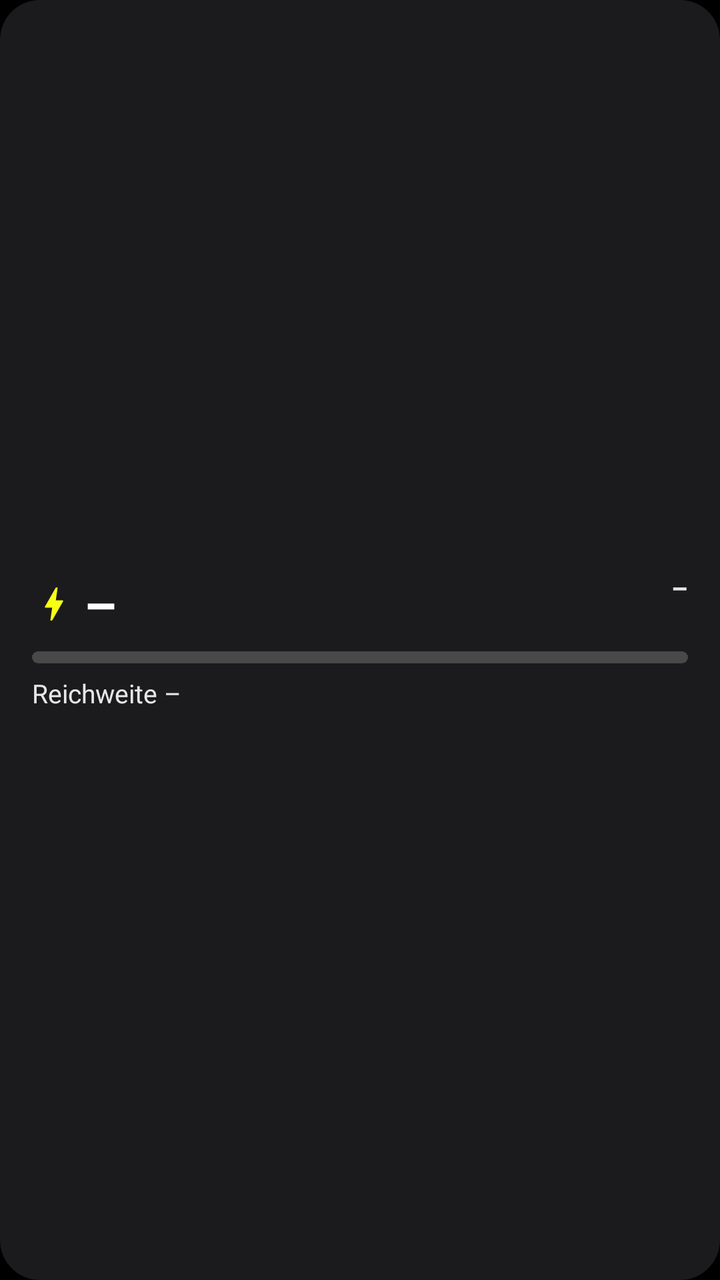
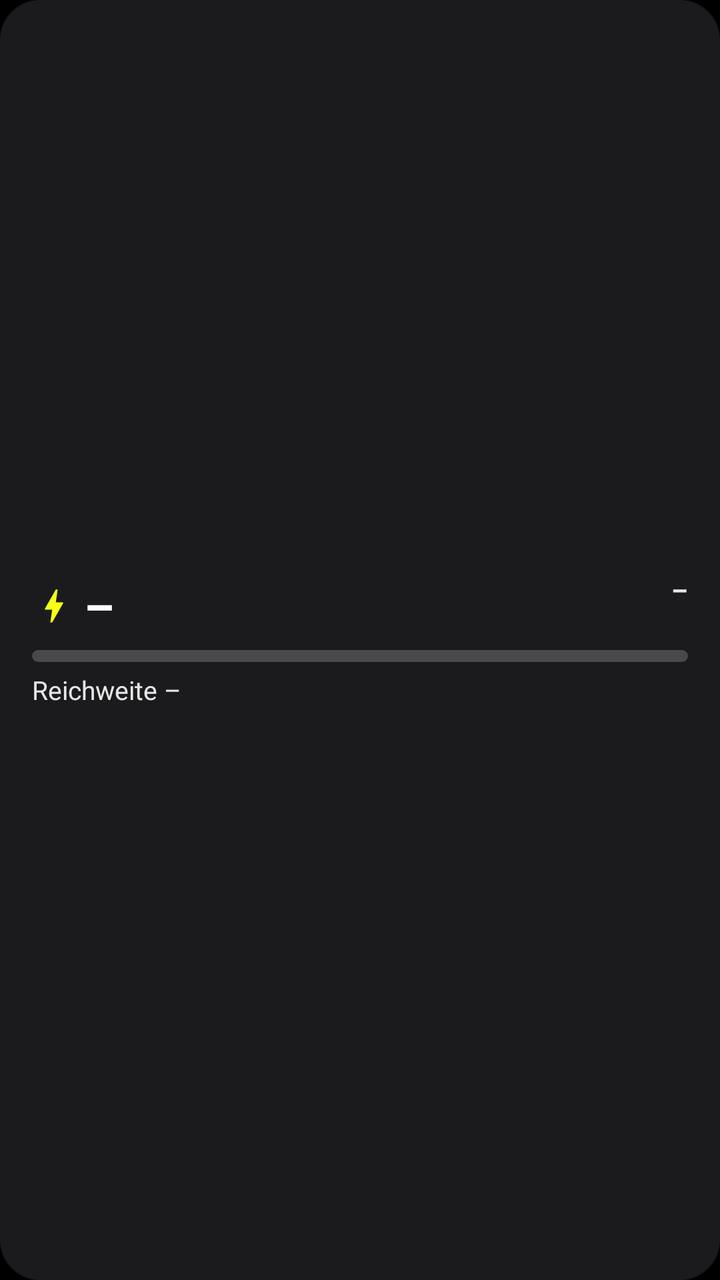

Before-and-after screenshots of an Android layout around one commit, followed by the original layout XML and the change that was made.
<!-- AndroidManifest.xml: application theme Theme.AstraConnect -->
<!-- res/layout/widget_status.xml -->
<?xml version="1.0" encoding="utf-8"?>
<LinearLayout xmlns:android="http://schemas.android.com/apk/res/android"
    android:id="@+id/widget_root"
    android:layout_width="match_parent"
    android:layout_height="match_parent"
    android:background="@drawable/widget_bg"
    android:gravity="center_vertical"
    android:orientation="vertical"
    android:paddingHorizontal="16dp"
    android:paddingVertical="10dp">

    <LinearLayout
        android:layout_width="match_parent"
        android:layout_height="wrap_content"
        android:gravity="center_vertical"
        android:orientation="horizontal">

        <ImageView
            android:id="@+id/w_bolt"
            android:layout_width="22dp"
            android:layout_height="22dp"
            android:src="@drawable/ic_w_bolt"
            android:tint="#FFF7FF14" />

        <TextView
            android:id="@+id/w_soc"
            android:layout_width="wrap_content"
            android:layout_height="wrap_content"
            android:layout_marginStart="4dp"
            android:text="–"
            android:textColor="#FFFFFFFF"
            android:textSize="26sp"
            android:textStyle="bold" />

        <LinearLayout
            android:layout_width="0dp"
            android:layout_height="wrap_content"
            android:layout_marginStart="12dp"
            android:layout_weight="1"
            android:gravity="end"
            android:orientation="vertical">

            <TextView
                android:id="@+id/w_charge_state"
                android:layout_width="wrap_content"
                android:layout_height="wrap_content"
                android:ellipsize="end"
                android:maxLines="1"
                android:text="–"
                android:textColor="#FFE6E6E6"
                android:textSize="13sp"
                android:textStyle="bold" />

            <TextView
                android:id="@+id/w_charge_eta"
                android:layout_width="wrap_content"
                android:layout_height="wrap_content"
                android:maxLines="1"
                android:text=""
                android:textColor="#FFB0B0B0"
                android:textSize="12sp" />
        </LinearLayout>
    </LinearLayout>

    <ProgressBar
        android:id="@+id/w_soc_bar"
        style="@android:style/Widget.ProgressBar.Horizontal"
        android:layout_width="match_parent"
        android:layout_height="6dp"
        android:layout_marginTop="6dp"
        android:layout_marginBottom="6dp"
        android:max="100"
        android:progress="0"
        android:progressDrawable="@drawable/widget_progress"
        android:progressTint="#FFF7FF14" />

    <LinearLayout
        android:layout_width="match_parent"
        android:layout_height="wrap_content"
        android:gravity="center_vertical"
        android:orientation="horizontal">

        <TextView
            android:id="@+id/w_range"
            android:layout_width="0dp"
            android:layout_height="wrap_content"
            android:layout_weight="1"
            android:ellipsize="end"
            android:maxLines="1"
            android:text="Reichweite –"
            android:textColor="#FFE6E6E6"
            android:textSize="13sp" />

        <TextView
            android:id="@+id/w_updated"
            android:layout_width="wrap_content"
            android:layout_height="wrap_content"
            android:layout_marginStart="8dp"
            android:maxLines="1"
            android:text=""
            android:textColor="#FF8A8A8A"
            android:textSize="11sp" />
    </LinearLayout>
</LinearLayout>
<!-- resources referenced by this layout -->
<resources>
  <!-- drawable ic_w_bolt (drawable) -->
  <?xml version="1.0" encoding="utf-8"?>
  <vector xmlns:android="http://schemas.android.com/apk/res/android"
      android:width="24dp" android:height="24dp"
      android:viewportWidth="24" android:viewportHeight="24">
      <path android:fillColor="#FFFFFFFF" android:pathData="M11,21h-1l1,-7H7.5c-0.58,0 -0.57,-0.32 -0.38,-0.66 0.19,-0.34 0.05,-0.08 0.07,-0.12C8.48,10.94 10.42,7.54 13,3h1l-1,7h3.5c0.49,0 0.56,0.33 0.47,0.51l-0.07,0.15C12.96,17.55 11,21 11,21z" />
  </vector>
  <!-- drawable widget_bg (drawable) -->
  <?xml version="1.0" encoding="utf-8"?>
  <shape xmlns:android="http://schemas.android.com/apk/res/android" android:shape="rectangle">
      <solid android:color="#E61E1F21" />
      <corners android:radius="20dp" />
  </shape>
  <!-- drawable widget_progress (drawable) -->
  <?xml version="1.0" encoding="utf-8"?>
  <layer-list xmlns:android="http://schemas.android.com/apk/res/android">
      <item android:id="@android:id/background">
          <shape>
              <corners android:radius="3dp" />
              <solid android:color="#33FFFFFF" />
          </shape>
      </item>
      <item android:id="@android:id/progress">
          <clip>
              <shape>
                  <corners android:radius="3dp" />
                  <solid android:color="#FFFFFFFF" />
              </shape>
          </clip>
      </item>
  </layer-list>
  <style name="Theme.AstraConnect" parent="android:Theme.Material.NoActionBar">
          <item name="android:windowBackground">@android:color/black</item>
      </style>
</resources>

<!-- the commit's change to res/layout/widget_status.xml (unified diff, before → after) -->
@@ -7,7 +7,7 @@
     android:gravity="center_vertical"
     android:orientation="vertical"
     android:paddingHorizontal="16dp"
-    android:paddingVertical="10dp">
+    android:paddingVertical="8dp">
 
     <LinearLayout
         android:layout_width="match_parent"
@@ -29,7 +29,7 @@
             android:layout_marginStart="4dp"
             android:text="–"
             android:textColor="#FFFFFFFF"
-            android:textSize="26sp"
+            android:textSize="24sp"
             android:textStyle="bold" />
 
         <LinearLayout
@@ -67,8 +67,8 @@
         style="@android:style/Widget.ProgressBar.Horizontal"
         android:layout_width="match_parent"
         android:layout_height="6dp"
-        android:layout_marginTop="6dp"
-        android:layout_marginBottom="6dp"
+        android:layout_marginTop="5dp"
+        android:layout_marginBottom="5dp"
         android:max="100"
         android:progress="0"
         android:progressDrawable="@drawable/widget_progress"
